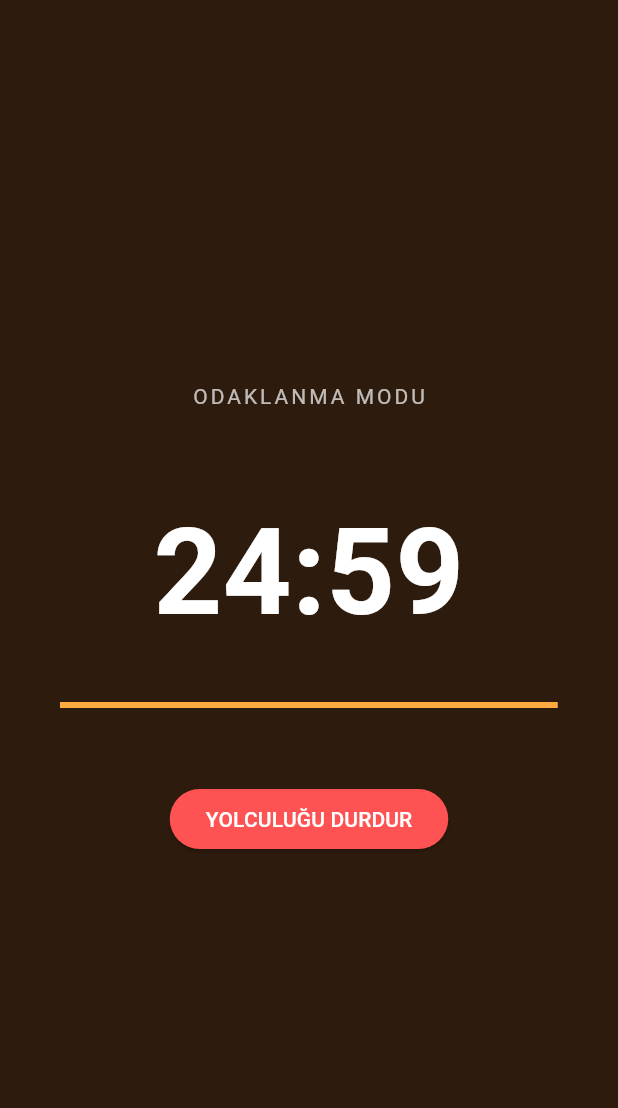
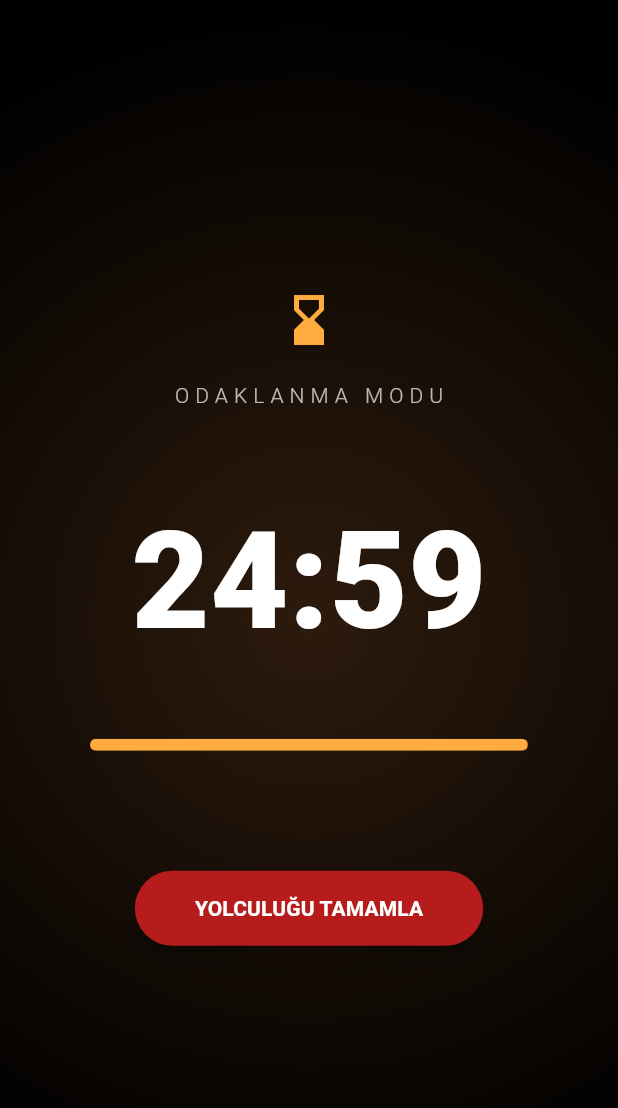
Before and after one commit to elifyesilyurt/FlowStateAI, a Flutter app: the SessionScreen screen opened directly, on a phone screen of 412 x 824 dp. Shown: the top 1108 px of the screen. Run offline on Flutter 3.47's test engine with Material 3 defaults, Android fonts, the phone set to English and light mode, and no system bars; our stand-ins replace shared_preferences; accounts and stored records are empty; Roboto replaces fonts that are missing (Georgia).

Commit message:
feat: complete end-to-end flow for FlowState AI
- Verified all data models and services
- Finalized navigation between Home, Session, and Dashboard
- Enhanced UI with epic LOTR theme and gradients
- Successfully integrated dynamic JSON asset loading

```diff
--- a/lib/screens/session_screen.dart
+++ b/lib/screens/session_screen.dart
@@ -1,5 +1,7 @@
 import 'package:flutter/material.dart';
-import 'dart:async'; // Zamanlayıcı (Timer) kullanmak için gerekli
+import 'dart:async';
+// 1. ADIM: Dashboard'a gitmek için import ekliyoruz
+import 'dashboard_screen.dart';
 
 class SessionScreen extends StatefulWidget {
   const SessionScreen({super.key});
@@ -9,10 +11,9 @@ class SessionScreen extends StatefulWidget {
 }
 
 class _SessionScreenState extends State<SessionScreen> {
-  int _seconds = 1500; // 25 dakika (25 * 60) [cite: 176]
+  int _seconds = 1500; // 25 dakika
   Timer? _timer;
 
-  // Ekran ilk açıldığında çalışır
   @override
   void initState() {
     super.initState();
@@ -21,57 +22,102 @@ class _SessionScreenState extends State<SessionScreen> {
 
   void _startTimer() {
     _timer = Timer.periodic(const Duration(seconds: 1), (timer) {
-      setState(() { // Ekranı her saniye yenile diyoruz!
+      if (mounted) { // Bellek güvenliği için: Ekran hala açıksa güncelle
+        setState(() {
           if (_seconds > 0) {
             _seconds--;
           } else {
             _timer?.cancel();
+            _finishSession(); // Süre bitince otomatik bitir
           }
         });
+      }
     });
+  }
+
+  // 2. ADIM: Seansı bitirip Dashboard'a uçuran fonksiyon
+  void _finishSession() {
+    _timer?.cancel();
+    // pushReplacement: Geri dönülemeyen bir geçiş yapar (Seans bitti!)
+    Navigator.pushReplacement(
+      context,
+      MaterialPageRoute(builder: (context) => const DashboardScreen()),
+    );
   }
 
   @override
   Widget build(BuildContext context) {
     return Scaffold(
-      backgroundColor: const Color(0xFF2D1B0D), // Daha koyu, odaklanma rengi
-      body: Center(
+      // Arka planı daha epik, koyu bir kahve yaptık
+      backgroundColor: const Color(0xFF1B1008),
+      body: Container(
+        decoration: BoxDecoration(
+          gradient: RadialGradient(
+            colors: [const Color(0xFF2D1B0D), Colors.black],
+            center: Alignment.center,
+            radius: 1.0,
+          ),
+        ),
+        child: Center(
           child: Column(
             mainAxisAlignment: MainAxisAlignment.center,
             children: [
-            const Text("ODAKLANMA MODU", style: TextStyle(color: Colors.white70, letterSpacing: 2)),
+              const Icon(Icons.hourglass_bottom, color: Colors.orangeAccent, size: 40),
+              const SizedBox(height: 20),
+              const Text(
+                "ODAKLANMA MODU",
+                style: TextStyle(color: Colors.white70, letterSpacing: 4, fontWeight: FontWeight.w300)
+              ),
               const SizedBox(height: 50),
-            // Sayaç Yazısı [cite: 158]
+
+              // Epik Sayaç Yazısı
               Text(
                 "${(_seconds ~/ 60).toString().padLeft(2, '0')}:${(_seconds % 60).toString().padLeft(2, '0')}",
-              style: const TextStyle(fontSize: 80, color: Colors.white, fontWeight: FontWeight.bold),
+                style: const TextStyle(
+                  fontSize: 90,
+                  color: Colors.white,
+                  fontWeight: FontWeight.w900,
+                  fontFamily: 'Georgia'
                 ),
-            const SizedBox(height: 30),
-            // İlerleme Çubuğu [cite: 157]
+              ),
+              const SizedBox(height: 40),
+
+              // İlerleme Çubuğu (Daha şık ve ince)
               Padding(
-              padding: const EdgeInsets.symmetric(horizontal: 40),
+                padding: const EdgeInsets.symmetric(horizontal: 60),
+                child: ClipRRect(
+                  borderRadius: BorderRadius.circular(10),
                   child: LinearProgressIndicator(
-                value: _seconds / 1500, // 1.0 tam dolu, 0.0 boş demek
-                backgroundColor: Colors.white12,
+                    minHeight: 8,
+                    value: _seconds / 1500,
+                    backgroundColor: Colors.white10,
                     color: Colors.orangeAccent,
                   ),
                 ),
-            const SizedBox(height: 50),
+              ),
+              const SizedBox(height: 80),
+
+              // 3. ADIM: Buton Navigasyon Güncellemesi
               ElevatedButton(
-              style: ElevatedButton.styleFrom(backgroundColor: Colors.redAccent),
-              onPressed: () {
-                _timer?.cancel();
-                Navigator.pop(context); // [cite: 159, 281]
-              },
-              child: const Text("YOLCULUĞU DURDUR", style: TextStyle(color: Colors.white)),
+                style: ElevatedButton.styleFrom(
+                  backgroundColor: Colors.red[900],
+                  padding: const EdgeInsets.symmetric(horizontal: 40, vertical: 15),
+                  shape: RoundedRectangleBorder(borderRadius: BorderRadius.circular(30)),
+                  elevation: 5,
+                ),
+                onPressed: _finishSession, // Basınca Dashboard'a gider
+                child: const Text(
+                  "YOLCULUĞU TAMAMLA",
+                  style: TextStyle(color: Colors.white, fontWeight: FontWeight.bold)
+                ),
               ),
             ],
+          ),
         ),
       ),
     );
   }
 
-  // Ekran kapanırken hafızayı temizle
   @override
   void dispose() {
     _timer?.cancel();
```
Also changed, not shown: lib/screens/dashboard_screen.dart (+36 -22 lines), lib/screens/home_screen.dart (+46 -23 lines), pubspec.yaml (+5 -2 lines), lib/screens/focus_page.dart (renamed from lib/focus_page.dart). Lines whose indentation alone changed are shown as unchanged.
